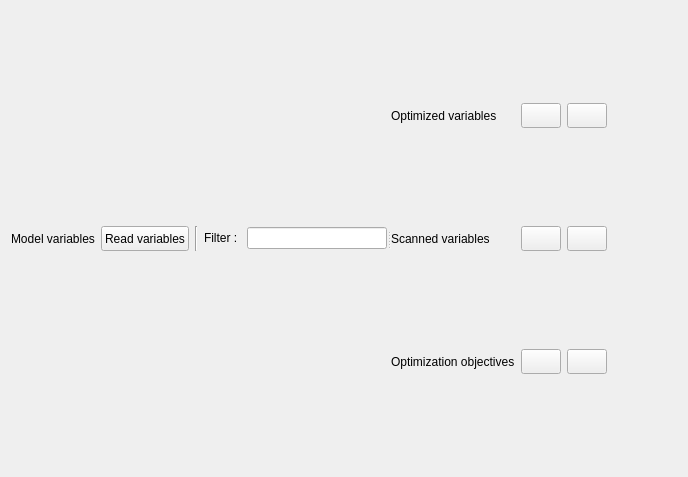
First picture: the form in OMOptim/GUI/Widgets/WidgetSelectOptVars.ui, repository lmoresco/OpenModelica, before the edit.
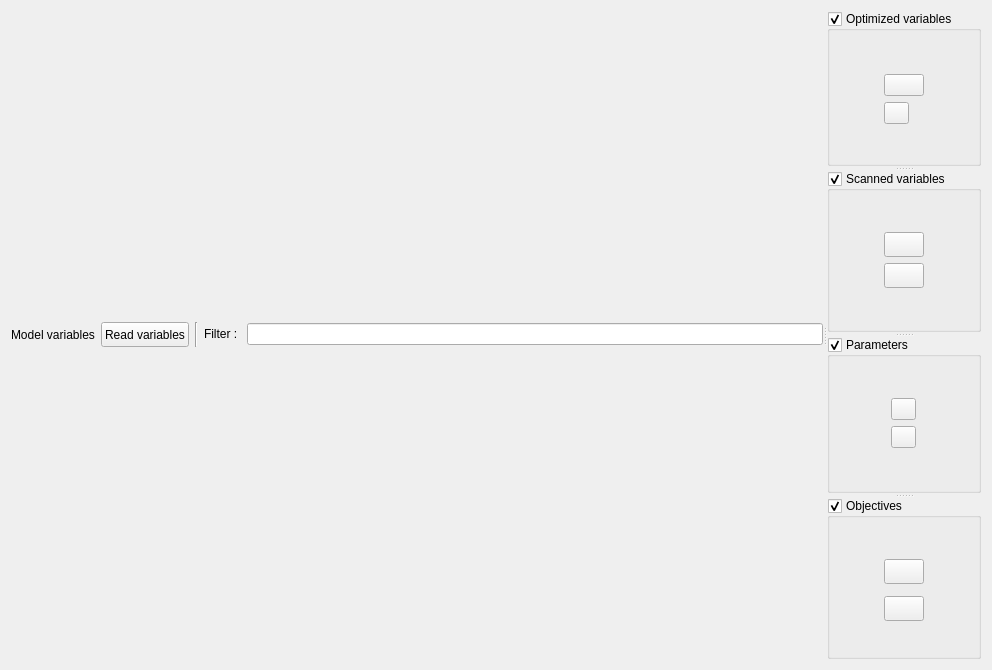
Second picture: the form after the edit. Icons and pictures are not drawn. Custom widgets are drawn as their Qt base class.

Diff of the .ui file:
```diff
--- a/OMOptim/GUI/Widgets/WidgetSelectOptVars.ui
+++ b/OMOptim/GUI/Widgets/WidgetSelectOptVars.ui
@@ -6,8 +6,8 @@
    <rect>
     <x>0</x>
     <y>0</y>
-    <width>688</width>
-    <height>477</height>
+    <width>992</width>
+    <height>670</height>
    </rect>
   </property>
   <property name="windowTitle">
@@ -16,14 +16,14 @@
   <property name="locale">
    <locale language="C" country="AnyCountry"/>
   </property>
-  <layout class="QGridLayout" name="gridLayout">
-   <item row="0" column="0">
-    <widget class="QSplitter" name="splitter">
-     <property name="orientation">
-      <enum>Qt::Horizontal</enum>
-     </property>
-     <widget class="QWidget" name="">
       <layout class="QGridLayout" name="gridLayout_2">
+   <item row="0" column="0">
+    <widget class="QSplitter" name="splitter_2">
+     <property name="orientation">
+      <enum>Qt::Horizontal</enum>
+     </property>
+     <widget class="QWidget" name="layoutWidget">
+      <layout class="QGridLayout" name="layoutAllVars">
        <property name="topMargin">
         <number>0</number>
        </property>
@@ -105,25 +105,50 @@
        </item>
       </layout>
      </widget>
-     <widget class="QWidget" name="">
-      <layout class="QGridLayout" name="gridLayout_7">
-       <item row="0" column="0">
-        <widget class="QLabel" name="label_4">
-         <property name="sizePolicy">
-          <sizepolicy hsizetype="Preferred" vsizetype="Preferred">
-           <horstretch>0</horstretch>
-           <verstretch>0</verstretch>
-          </sizepolicy>
-         </property>
-         <property name="text">
+     <widget class="QSplitter" name="splitter">
+      <property name="frameShape">
+       <enum>QFrame::NoFrame</enum>
+      </property>
+      <property name="frameShadow">
+       <enum>QFrame::Raised</enum>
+      </property>
+      <property name="lineWidth">
+       <number>20</number>
+      </property>
+      <property name="midLineWidth">
+       <number>20</number>
+      </property>
+      <property name="orientation">
+       <enum>Qt::Vertical</enum>
+      </property>
+      <property name="handleWidth">
+       <number>5</number>
+      </property>
+      <property name="childrenCollapsible">
+       <bool>false</bool>
+      </property>
+      <widget class="MyGroupBox" name="groupBox">
+       <property name="title">
           <string>Optimized variables</string>
          </property>
-        </widget>
-       </item>
-       <item row="0" column="1">
+       <property name="checkable">
+        <bool>true</bool>
+       </property>
+       <layout class="QGridLayout" name="gridLayout_8">
+        <property name="margin">
+         <number>0</number>
+        </property>
+        <item row="0" column="4" rowspan="5">
+         <layout class="QVBoxLayout" name="layoutOptimizedVars">
+          <property name="spacing">
+           <number>0</number>
+          </property>
+         </layout>
+        </item>
+        <item row="1" column="0">
         <widget class="QPushButton" name="pushAddVariables">
          <property name="sizePolicy">
-          <sizepolicy hsizetype="Fixed" vsizetype="Fixed">
+           <sizepolicy hsizetype="Maximum" vsizetype="Fixed">
            <horstretch>0</horstretch>
            <verstretch>0</verstretch>
           </sizepolicy>
@@ -131,7 +156,7 @@
          <property name="minimumSize">
           <size>
            <width>25</width>
-           <height>25</height>
+            <height>0</height>
           </size>
          </property>
          <property name="maximumSize">
@@ -161,10 +186,23 @@
          </property>
         </widget>
        </item>
-       <item row="0" column="2">
+        <item row="0" column="0">
+         <spacer name="verticalSpacer_2">
+          <property name="orientation">
+           <enum>Qt::Vertical</enum>
+          </property>
+          <property name="sizeHint" stdset="0">
+           <size>
+            <width>20</width>
+            <height>40</height>
+           </size>
+          </property>
+         </spacer>
+        </item>
+        <item row="2" column="0">
         <widget class="QPushButton" name="pushRemoveVariables">
          <property name="sizePolicy">
-          <sizepolicy hsizetype="Fixed" vsizetype="Fixed">
+           <sizepolicy hsizetype="Maximum" vsizetype="Fixed">
            <horstretch>0</horstretch>
            <verstretch>0</verstretch>
           </sizepolicy>
@@ -172,12 +210,12 @@
          <property name="minimumSize">
           <size>
            <width>25</width>
-           <height>25</height>
+            <height>0</height>
           </size>
          </property>
          <property name="maximumSize">
           <size>
-           <width>2000</width>
+            <width>25</width>
            <height>16777215</height>
           </size>
          </property>
@@ -202,36 +240,49 @@
          </property>
         </widget>
        </item>
-       <item row="0" column="3">
-        <spacer name="horizontalSpacer_6">
+        <item row="3" column="0" rowspan="2">
+         <spacer name="verticalSpacer">
          <property name="orientation">
-          <enum>Qt::Horizontal</enum>
+           <enum>Qt::Vertical</enum>
          </property>
          <property name="sizeHint" stdset="0">
           <size>
-           <width>40</width>
-           <height>20</height>
+            <width>20</width>
+            <height>40</height>
           </size>
          </property>
         </spacer>
        </item>
-       <item row="1" column="0" colspan="4">
-        <layout class="QVBoxLayout" name="layoutOptimizedVars"/>
-       </item>
-       <item row="2" column="0">
-        <widget class="QLabel" name="label_5">
-         <property name="sizePolicy">
-          <sizepolicy hsizetype="Preferred" vsizetype="Preferred">
-           <horstretch>0</horstretch>
-           <verstretch>0</verstretch>
-          </sizepolicy>
-         </property>
-         <property name="text">
+       </layout>
+      </widget>
+      <widget class="MyGroupBox" name="groupBox_2">
+       <property name="title">
           <string>Scanned variables</string>
          </property>
-        </widget>
-       </item>
-       <item row="2" column="1">
+       <property name="checkable">
+        <bool>true</bool>
+       </property>
+       <layout class="QGridLayout" name="gridLayout_9">
+        <property name="margin">
+         <number>0</number>
+        </property>
+        <item row="0" column="1" rowspan="5">
+         <layout class="QVBoxLayout" name="layoutScannedVars"/>
+        </item>
+        <item row="0" column="0">
+         <spacer name="verticalSpacer_4">
+          <property name="orientation">
+           <enum>Qt::Vertical</enum>
+          </property>
+          <property name="sizeHint" stdset="0">
+           <size>
+            <width>20</width>
+            <height>40</height>
+           </size>
+          </property>
+         </spacer>
+        </item>
+        <item row="1" column="0">
         <widget class="QPushButton" name="pushAddScanned">
          <property name="sizePolicy">
           <sizepolicy hsizetype="Maximum" vsizetype="Fixed">
@@ -266,7 +317,7 @@
          </property>
         </widget>
        </item>
-       <item row="2" column="2">
+        <item row="2" column="0">
         <widget class="QPushButton" name="pushRemoveScanned">
          <property name="sizePolicy">
           <sizepolicy hsizetype="Maximum" vsizetype="Fixed">
@@ -301,24 +352,131 @@
          </property>
         </widget>
        </item>
-       <item row="3" column="0" colspan="4">
-        <layout class="QVBoxLayout" name="layoutScannedVars"/>
-       </item>
-       <item row="4" column="0">
-        <widget class="QLabel" name="label_6">
-         <property name="sizePolicy">
-          <sizepolicy hsizetype="Preferred" vsizetype="Preferred">
-           <horstretch>0</horstretch>
-           <verstretch>0</verstretch>
-          </sizepolicy>
-         </property>
+        <item row="3" column="0">
+         <spacer name="verticalSpacer_3">
+          <property name="orientation">
+           <enum>Qt::Vertical</enum>
+          </property>
+          <property name="sizeHint" stdset="0">
+           <size>
+            <width>20</width>
+            <height>40</height>
+           </size>
+          </property>
+         </spacer>
+        </item>
+       </layout>
+      </widget>
+      <widget class="MyGroupBox" name="groupBox_4">
+       <property name="title">
+        <string>Parameters</string>
+       </property>
+       <property name="checkable">
+        <bool>true</bool>
+       </property>
+       <layout class="QGridLayout" name="gridLayout_10">
+        <property name="margin">
+         <number>0</number>
+        </property>
+        <item row="0" column="1" rowspan="5">
+         <layout class="QGridLayout" name="layoutOvervars"/>
+        </item>
+        <item row="0" column="0">
+         <spacer name="verticalSpacer_9">
+          <property name="orientation">
+           <enum>Qt::Vertical</enum>
+          </property>
+          <property name="sizeHint" stdset="0">
+           <size>
+            <width>20</width>
+            <height>40</height>
+           </size>
+          </property>
+         </spacer>
+        </item>
+        <item row="1" column="0">
+         <widget class="QPushButton" name="pushAddParam">
+          <property name="maximumSize">
+           <size>
+            <width>25</width>
+            <height>16777215</height>
+           </size>
+          </property>
          <property name="text">
-          <string>Optimization objectives</string>
-         </property>
-        </widget>
-       </item>
-       <item row="4" column="1">
+           <string/>
+          </property>
+          <property name="icon">
+           <iconset resource="../../../GUI/Resources/CERESGui.qrc">
+            <normaloff>:/Add</normaloff>:/Add</iconset>
+          </property>
+          <property name="iconSize">
+           <size>
+            <width>10</width>
+            <height>10</height>
+           </size>
+          </property>
+         </widget>
+        </item>
+        <item row="2" column="0">
+         <widget class="QPushButton" name="pushRemoveParam">
+          <property name="maximumSize">
+           <size>
+            <width>25</width>
+            <height>16777215</height>
+           </size>
+          </property>
+          <property name="text">
+           <string/>
+          </property>
+          <property name="icon">
+           <iconset resource="../../../GUI/Resources/CERESGui.qrc">
+            <normaloff>:/Delete</normaloff>:/Delete</iconset>
+          </property>
+          <property name="iconSize">
+           <size>
+            <width>10</width>
+            <height>10</height>
+           </size>
+          </property>
+         </widget>
+        </item>
+        <item row="3" column="0">
+         <spacer name="verticalSpacer_10">
+          <property name="orientation">
+           <enum>Qt::Vertical</enum>
+          </property>
+          <property name="sizeHint" stdset="0">
+           <size>
+            <width>20</width>
+            <height>40</height>
+           </size>
+          </property>
+         </spacer>
+        </item>
+       </layout>
+      </widget>
+      <widget class="MyGroupBox" name="groupBox_3">
+       <property name="title">
+        <string>Objectives</string>
+       </property>
+       <property name="checkable">
+        <bool>true</bool>
+       </property>
+       <layout class="QGridLayout" name="gridLayout">
+        <property name="margin">
+         <number>0</number>
+        </property>
+        <item row="0" column="1" rowspan="5">
+         <layout class="QVBoxLayout" name="layoutObjectives"/>
+        </item>
+        <item row="1" column="0">
         <widget class="QPushButton" name="pushAddObjectives">
+          <property name="sizePolicy">
+           <sizepolicy hsizetype="Maximum" vsizetype="Fixed">
+            <horstretch>0</horstretch>
+            <verstretch>0</verstretch>
+           </sizepolicy>
+          </property>
          <property name="minimumSize">
           <size>
            <width>25</width>
@@ -340,7 +498,20 @@
          </property>
         </widget>
        </item>
-       <item row="4" column="2">
+        <item row="0" column="0">
+         <spacer name="verticalSpacer_5">
+          <property name="orientation">
+           <enum>Qt::Vertical</enum>
+          </property>
+          <property name="sizeHint" stdset="0">
+           <size>
+            <width>20</width>
+            <height>40</height>
+           </size>
+          </property>
+         </spacer>
+        </item>
+        <item row="3" column="0">
         <widget class="QPushButton" name="pushRemoveObjectives">
          <property name="minimumSize">
           <size>
@@ -369,15 +540,34 @@
          </property>
         </widget>
        </item>
-       <item row="5" column="0" colspan="4">
-        <layout class="QVBoxLayout" name="layoutObjectives"/>
+        <item row="4" column="0">
+         <spacer name="verticalSpacer_6">
+          <property name="orientation">
+           <enum>Qt::Vertical</enum>
+          </property>
+          <property name="sizeHint" stdset="0">
+           <size>
+            <width>20</width>
+            <height>40</height>
+           </size>
+          </property>
+         </spacer>
        </item>
       </layout>
      </widget>
     </widget>
+    </widget>
    </item>
   </layout>
  </widget>
+ <customwidgets>
+  <customwidget>
+   <class>MyGroupBox</class>
+   <extends>QGroupBox</extends>
+   <header>GuiTools.h</header>
+   <container>1</container>
+  </customwidget>
+ </customwidgets>
  <resources>
   <include location="../../../GUI/Resources/CERESGui.qrc"/>
  </resources>
```
Lines whose indentation alone changed are shown as unchanged.
